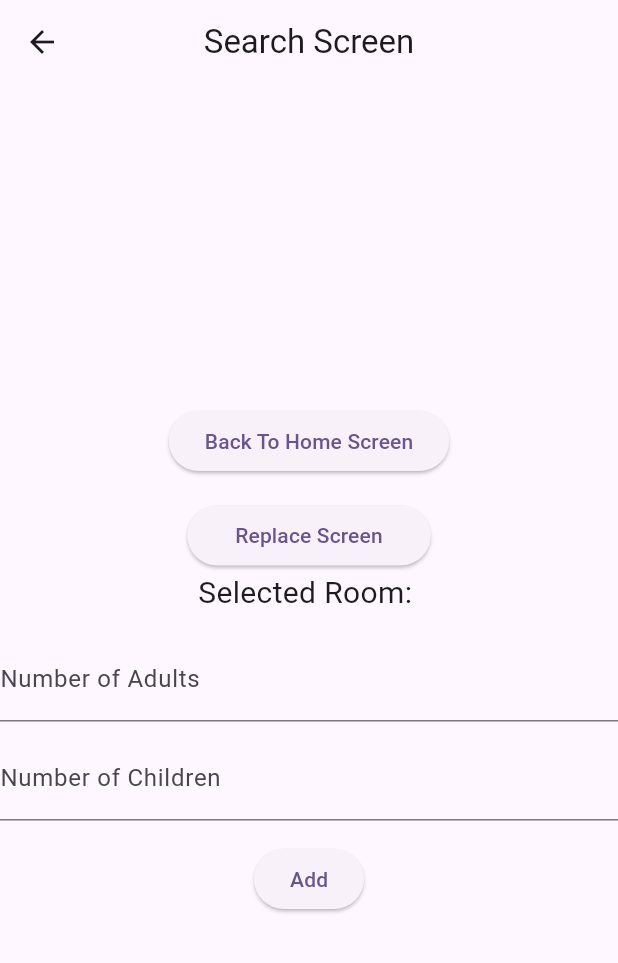
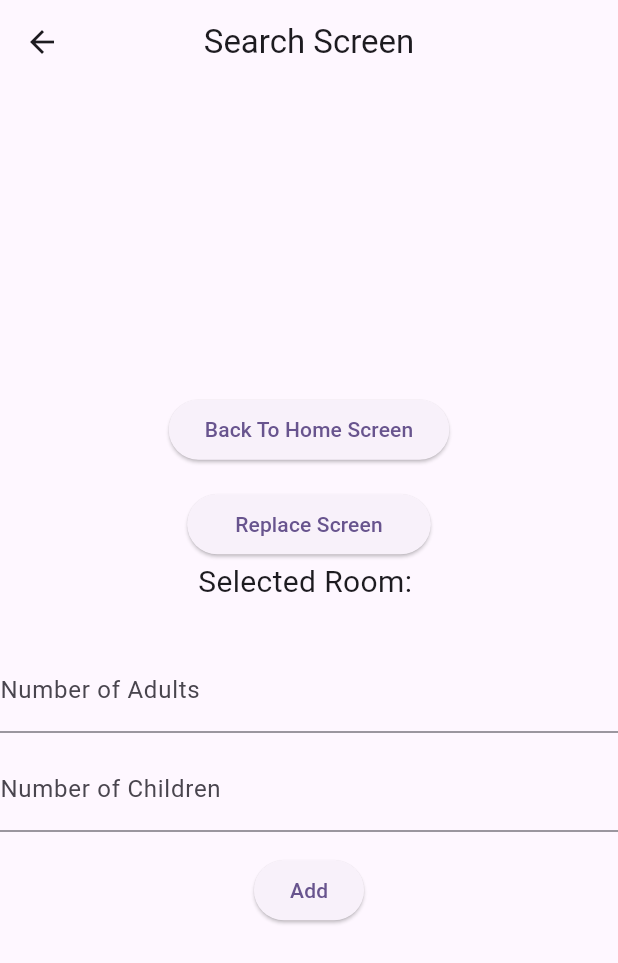
Before and after one commit to hgajipara246/getx_practice, a Flutter app: the SearchScreen screen opened by its route, after a tap on "Add", on a phone screen of 412 x 824 dp. Shown: the top 963 px of the screen. Run offline on Flutter 3.47's test engine with Material 2 defaults, Android fonts, the phone set to English and light mode, and no system bars; our stand-ins replace get, shared_preferences; accounts and stored records are empty.

Commit message:
13/7/2023

```diff
--- a/lib/view/search_screen/search_screen.dart
+++ b/lib/view/search_screen/search_screen.dart
@@ -5,7 +5,7 @@ import 'package:getx_practice/utils/routes/routes_name.dart';
 import 'package:shared_preferences/shared_preferences.dart';
 
 class SearchScreen extends GetView<SearchController> {
-  const SearchScreen({super.key});
+  const SearchScreen({Key? key}) : super(key: key);
 
   @override
   Widget build(BuildContext context) {
@@ -16,8 +16,8 @@ class SearchScreen extends GetView<SearchController> {
 
     void saveFormDataToPreferences() async {
       final prefs = await SharedPreferences.getInstance();
-      final adultsData = adultsController.text ?? '';
-      final childrenData = childrenController.text ?? '';
+      final adultsData = adultsController.text;
+      final childrenData = childrenController.text;
 
       await prefs.setString('adultsData', adultsData);
       await prefs.setString('childrenData', childrenData);
@@ -54,9 +54,10 @@ class SearchScreen extends GetView<SearchController> {
               ),
             ),
             Text(
-              'Selected Room: ${selectedRoom ?? ""}',
+              'Selected Room: $selectedRoom',
               style: const TextStyle(fontSize: 20),
             ),
+            const SizedBox(height: 15),
             const SizedBox(height: 15),
             TextField(
               controller: adultsController,
--- a/lib/view/splash_screen/splash_screen.dart
+++ b/lib/view/splash_screen/splash_screen.dart
@@ -9,7 +9,8 @@ class SplashScreen extends GetView<SplashController> {
   @override
   Widget build(BuildContext context) {
     return Scaffold(
-      body: Center(
+      body: SingleChildScrollView(
+        child: Center(
           child: Column(
             mainAxisAlignment: MainAxisAlignment.center,
             children: [
@@ -30,7 +31,7 @@ class SplashScreen extends GetView<SplashController> {
                 child: const Text(
                   "GetX",
                   style: TextStyle(
-                  fontSize: 30,
+                    fontSize: 20,
                     color: Colors.white,
                     fontWeight: FontWeight.bold,
                   ),
@@ -39,6 +40,7 @@ class SplashScreen extends GetView<SplashController> {
             ],
           ),
         ),
+      ),
     );
   }
 }
```
Lines whose indentation alone changed are shown as unchanged.
